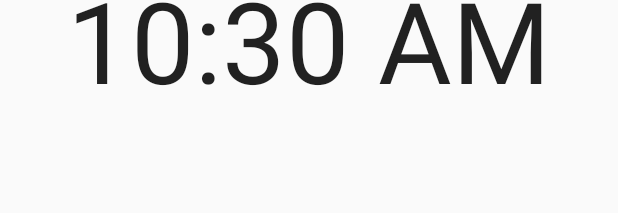
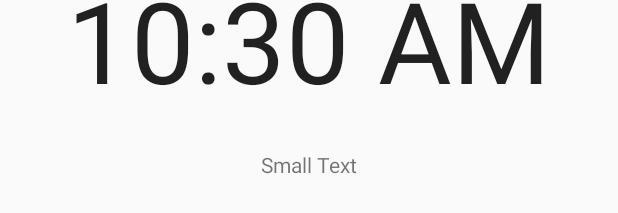
Before and after one commit to renuo/hack-zurich-2016, an Android app: the layout activity_alarm.xml on its own in the app's theme, with its tools: preview values and no code run, on a phone screen of 412 x 824 dp. Shown: the part 572-785 px from the top of the screen. Run offline under Robolectric (Android 15) with nearby library versions, the phone set to English and light mode, and no system bars.

Commit message:
Have StartAlarm finally working

```diff
--- a/app/src/main/AndroidManifest.xml
+++ b/app/src/main/AndroidManifest.xml
@@ -22,6 +22,7 @@
         <activity android:name=".activities.EditAlarmActivity"></activity>
         <activity android:name=".activities.AlarmActivity"></activity>
         <activity android:name=".activities.BarcodeActivity"></activity>
+        <receiver android:name=".alarms.StartAlarmReceiver" ></receiver>
     </application>
 
 </manifest>
--- a/app/src/main/java/ch/renuo/hackzurich2016/helpers/AlarmTimeHelper.java
+++ b/app/src/main/java/ch/renuo/hackzurich2016/helpers/AlarmTimeHelper.java
@@ -1,4 +1,6 @@
 package ch.renuo.hackzurich2016.helpers;
+
+import android.util.Log;
 
 import java.sql.Time;
 import java.util.Calendar;
@@ -20,6 +22,8 @@ public class AlarmTimeHelper {
 
         }
 
+        Log.i("AlarmTimeHelper", nextAlarmTime.toString());
+
         return nextAlarmTime;
     }
 
--- a/app/src/main/java/ch/renuo/hackzurich2016/models/SystemAlarm.java
+++ b/app/src/main/java/ch/renuo/hackzurich2016/models/SystemAlarm.java
@@ -8,4 +8,8 @@ public interface SystemAlarm {
     String getTime();
 
     boolean getActive();
+
+    boolean getFiring();
+
+    void setFiring(boolean firing);
 }
--- a/app/src/main/res/layout/activity_alarm.xml
+++ b/app/src/main/res/layout/activity_alarm.xml
@@ -20,5 +20,14 @@
             android:includeFontPadding="false"
             android:padding="25dp"
             android:textAlignment="center" />
+
+        <TextView
+            android:layout_width="wrap_content"
+            android:layout_height="wrap_content"
+            android:textAppearance="?android:attr/textAppearanceSmall"
+            android:text="Small Text"
+            android:id="@+id/alarmUUIDTextView"
+            android:layout_below="@+id/textClock"
+            android:layout_centerHorizontal="true" />
     </RelativeLayout>
 </LinearLayout>
```
Also changed, not shown: app/src/main/java/ch/renuo/hackzurich2016/MainActivity.java (+3 -4 lines), app/src/main/java/ch/renuo/hackzurich2016/activities/AlarmActivity.java (+16 -0 lines), app/src/main/java/ch/renuo/hackzurich2016/alarms/AlarmController.java (+19 -8 lines), app/src/main/java/ch/renuo/hackzurich2016/alarms/StartAlarmReceiver.java (renamed from app/src/main/java/ch/renuo/hackzurich2016/alarms/AlarmBroadcastReceiver.java, +13 -22 lines), app/src/main/java/ch/renuo/hackzurich2016/models/SystemAlarmImpl.java (+12 -0 lines).
